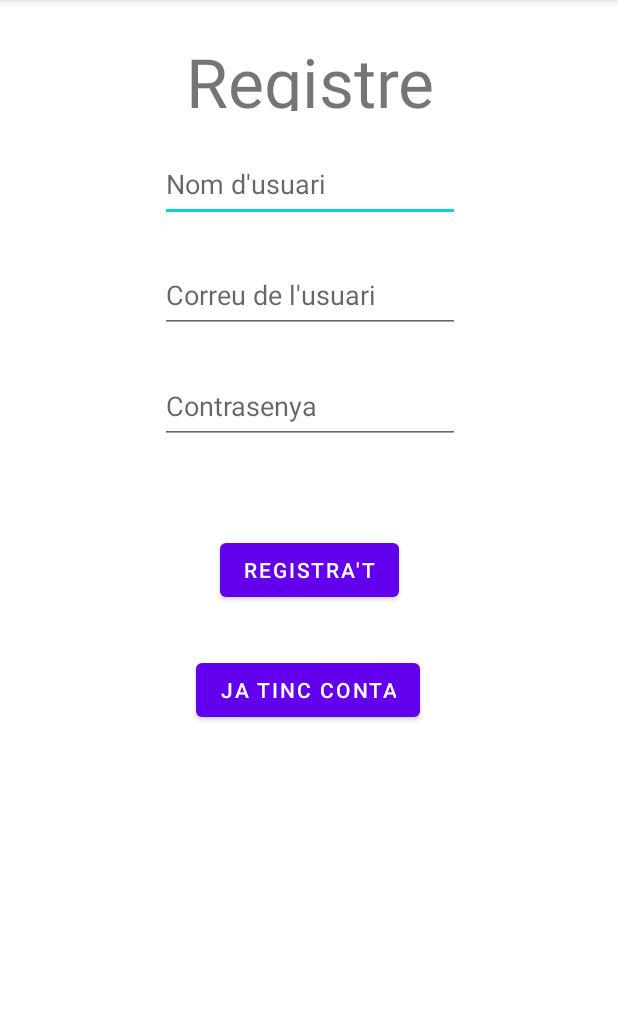
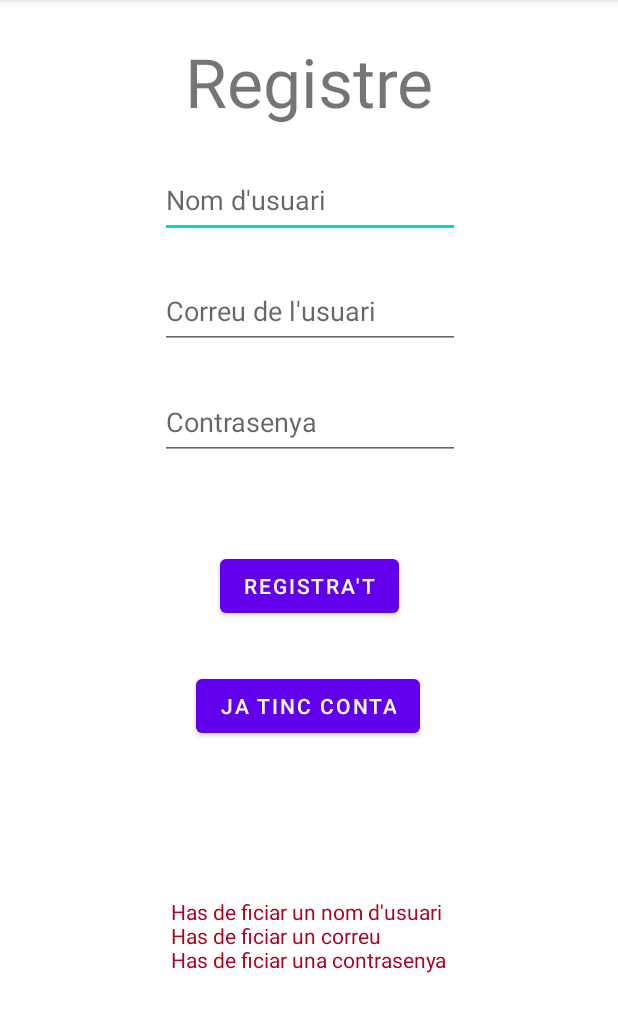
Before and after one commit to a14jorsoltor/JamSpace, an Android app: the PantallaRegistre screen opened directly, with no data from a screen before it, after a tap on "REGISTRA'T", on a phone screen of 412 x 824 dp, the part 84-1116 px from its top. Run offline under Robolectric (Android 15) with nearby library versions, the phone set to English and light mode, and no system bars; our stand-ins replace Firebase (no records; nobody signed in at launch, a user with empty details on screens opened directly).

Commit message:
comit nova login

```diff
--- a/app/src/main/java/com/example/login/PantallaRegistre.java
+++ b/app/src/main/java/com/example/login/PantallaRegistre.java
@@ -46,8 +46,8 @@ public class PantallaRegistre extends AppCompatActivity {
     private void setUp() {
         msgError = findViewById(R.id.tvMsgError);
         nomUsuari = findViewById(R.id.etNomReg);
-        correuUsuari = findViewById(R.id.etCorreu);
-        pswUsuari = findViewById(R.id.etContrasenya);
+        correuUsuari = findViewById(R.id.etCorreuReg);
+        pswUsuari = findViewById(R.id.etContrasenyaReg);
     }
 
     public void returnLogin(View view) {
@@ -56,23 +56,23 @@ public class PantallaRegistre extends AppCompatActivity {
     }
 
     public void Register(View view) {
-/*
-        if (nomUsuari.getText().toString().equals("") && correuUsuari.getText().toString().equals("") && pswUsuari.getText().toString().equals("")) {
 
+        if (nomUsuari.getText().toString().equals("") || correuUsuari.getText().toString().equals("") || pswUsuari.getText().toString().equals("")) {
+            msgError.setText("");
             if (nomUsuari.getText().toString().equals("")) {
-                msgError.setText(msgError.getText() + " Has de ficiar un nom d'usuari");
+                msgError.setText("Has de ficiar un nom d'usuari\n");
             }
             if (correuUsuari.getText().toString().equals("")) {
-                msgError.setText(msgError.getText() + " Has de ficiar un correu");
+                msgError.setText(msgError.getText() + "Has de ficiar un correu\n");
             }
             if (pswUsuari.getText().toString().equals("")) {
-                pswUsuari.setText(msgError.getText() + " Has de ficiar una contrasenya");
+                msgError.setText(msgError.getText() + "Has de ficiar una contrasenya\n");
             }
 
         } else {
+            Log.d(LOG_TAG, "Correu " + correuUsuari.getText());
+            getIdDoc(db, "id");
 
-
-            getIdDoc(db, "id");
 
             Map<String, Object> usuari = new HashMap<>();
             usuari.put("id", ++id);
@@ -81,7 +81,7 @@ public class PantallaRegistre extends AppCompatActivity {
             usuari.put("password", pswUsuari.getText().toString());
 
 // Add a new document with a generated ID
-            db.collection("Usuaris").document("Comanda " + id)
+            db.collection("Usuaris").document("usuari " + id)
                     .set(usuari)
                     .addOnSuccessListener(new OnSuccessListener<Void>() {
                         @Override
@@ -97,13 +97,13 @@ public class PantallaRegistre extends AppCompatActivity {
                     });
 
         }
-*/
+
     }
 
     public void getIdDoc(FirebaseFirestore db, String idNom) {
 
 
-        CollectionReference lastDoc = db.collection("Comanda");
+        CollectionReference lastDoc = db.collection("Usuaris");
 
         lastDoc.orderBy("ID", Query.Direction.DESCENDING).limit(1).get().addOnCompleteListener(new OnCompleteListener<QuerySnapshot>() {
             @Override
--- a/app/src/main/res/layout/activity_pantalla_registre.xml
+++ b/app/src/main/res/layout/activity_pantalla_registre.xml
@@ -9,8 +9,8 @@
 
     <TextView
         android:id="@+id/tvTitol"
-        android:layout_width="200dp"
-        android:layout_height="50dp"
+        android:layout_width="wrap_content"
+        android:layout_height="wrap_content"
         android:layout_marginTop="24dp"
         android:text="Registre"
         android:textAlignment="center"
@@ -82,8 +82,9 @@
 
     <TextView
         android:id="@+id/tvMsgError"
-        android:layout_width="260dp"
-        android:layout_height="72dp"
+        android:textColor="@color/design_default_color_error"
+        android:layout_width="wrap_content"
+        android:layout_height="wrap_content"
         app:layout_constraintBottom_toBottomOf="parent"
         app:layout_constraintEnd_toEndOf="parent"
         app:layout_constraintStart_toStartOf="parent"
```
Also changed, not shown: app/src/main/java/com/example/login/MainActivity.java (+77 -9 lines), app/src/main/res/layout/activity_main.xml (+6 -6 lines).
